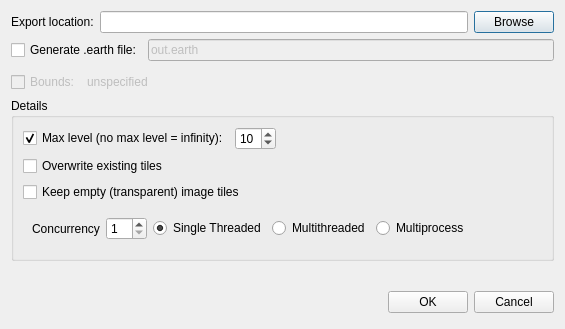
Before: the Qt Designer form src/applications/osgearth_package_qt/ExportDialog.ui in gwaldron/osgearth, drawn with Qt 5.
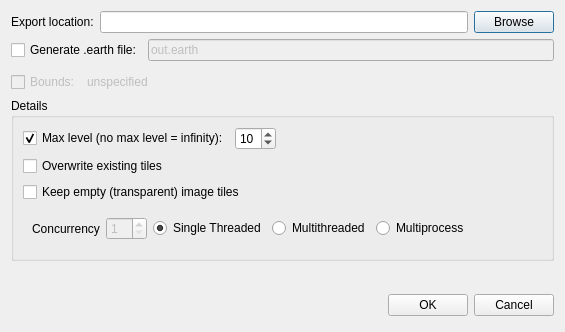
After: the same form once the commit is applied.

Patch:
```diff
--- a/src/applications/osgearth_package_qt/ExportDialog.ui
+++ b/src/applications/osgearth_package_qt/ExportDialog.ui
@@ -7,7 +7,7 @@
     <x>0</x>
     <y>0</y>
     <width>565</width>
-    <height>329</height>
+    <height>332</height>
    </rect>
   </property>
   <property name="windowTitle">
@@ -212,7 +212,7 @@
          <item>
           <widget class="QSpinBox" name="concurrencySpinBox">
            <property name="enabled">
-            <bool>true</bool>
+            <bool>false</bool>
            </property>
            <property name="minimum">
             <number>1</number>
```
